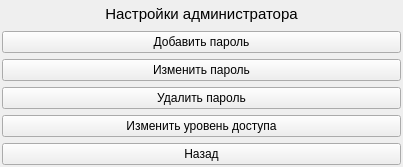
First picture: the form in code/form_for_options.ui, repository Alex-Sidorov/SEFOLL, before the edit.
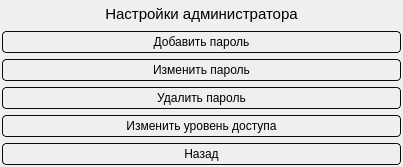
Second picture: the form after the edit.

```diff
--- a/code/form_for_options.ui
+++ b/code/form_for_options.ui
@@ -46,6 +46,22 @@
    </item>
    <item>
     <widget class="QPushButton" name="add_password_button">
+     <property name="styleSheet">
+      <string notr="true">QPushButton
+{ 
+border-radius : 4px;
+border: 1px solid;
+border-color: rgb(11, 11, 11);
+height:20;
+width:140;
+background-color: qlineargradient(x1: 0, y1: 0, x2: 0, y2: 1,
+                                      stop: 0 #dadbde, stop: 1 #f6f7fa);
+}
+QPushButton::pressed {
+    background-color:qlineargradient(x1: 0, y1: 0, x2: 0, y2: 1,
+                                      stop: 0 rgb(251, 252, 255), stop: 1 #f6f7fa);
+}</string>
+     </property>
      <property name="text">
       <string>Добавить пароль</string>
      </property>
@@ -53,6 +69,22 @@
    </item>
    <item>
     <widget class="QPushButton" name="change_password_button">
+     <property name="styleSheet">
+      <string notr="true">QPushButton
+{ 
+border-radius : 4px;
+border: 1px solid;
+border-color: rgb(11, 11, 11);
+height:20;
+width:140;
+background-color: qlineargradient(x1: 0, y1: 0, x2: 0, y2: 1,
+                                      stop: 0 #dadbde, stop: 1 #f6f7fa);
+}
+QPushButton::pressed {
+    background-color:qlineargradient(x1: 0, y1: 0, x2: 0, y2: 1,
+                                      stop: 0 rgb(251, 252, 255), stop: 1 #f6f7fa);
+}</string>
+     </property>
      <property name="text">
       <string>Изменить пароль</string>
      </property>
@@ -60,6 +92,22 @@
    </item>
    <item>
     <widget class="QPushButton" name="delete_password_button">
+     <property name="styleSheet">
+      <string notr="true">QPushButton
+{ 
+border-radius : 4px;
+border: 1px solid;
+border-color: rgb(11, 11, 11);
+height:20;
+width:140;
+background-color: qlineargradient(x1: 0, y1: 0, x2: 0, y2: 1,
+                                      stop: 0 #dadbde, stop: 1 #f6f7fa);
+}
+QPushButton::pressed {
+    background-color:qlineargradient(x1: 0, y1: 0, x2: 0, y2: 1,
+                                      stop: 0 rgb(251, 252, 255), stop: 1 #f6f7fa);
+}</string>
+     </property>
      <property name="text">
       <string>Удалить пароль</string>
      </property>
@@ -67,6 +115,22 @@
    </item>
    <item>
     <widget class="QPushButton" name="change_access_button">
+     <property name="styleSheet">
+      <string notr="true">QPushButton
+{ 
+border-radius : 4px;
+border: 1px solid;
+border-color: rgb(11, 11, 11);
+height:20;
+width:140;
+background-color: qlineargradient(x1: 0, y1: 0, x2: 0, y2: 1,
+                                      stop: 0 #dadbde, stop: 1 #f6f7fa);
+}
+QPushButton::pressed {
+    background-color:qlineargradient(x1: 0, y1: 0, x2: 0, y2: 1,
+                                      stop: 0 rgb(251, 252, 255), stop: 1 #f6f7fa);
+}</string>
+     </property>
      <property name="text">
       <string>Изменить уровень доступа</string>
      </property>
@@ -74,6 +138,22 @@
    </item>
    <item>
     <widget class="QPushButton" name="back_button">
+     <property name="styleSheet">
+      <string notr="true">QPushButton
+{ 
+border-radius : 4px;
+border: 1px solid;
+border-color: rgb(11, 11, 11);
+height:20;
+width:140;
+background-color: qlineargradient(x1: 0, y1: 0, x2: 0, y2: 1,
+                                      stop: 0 #dadbde, stop: 1 #f6f7fa);
+}
+QPushButton::pressed {
+    background-color:qlineargradient(x1: 0, y1: 0, x2: 0, y2: 1,
+                                      stop: 0 rgb(251, 252, 255), stop: 1 #f6f7fa);
+}</string>
+     </property>
      <property name="text">
       <string>Назад</string>
      </property>
```
